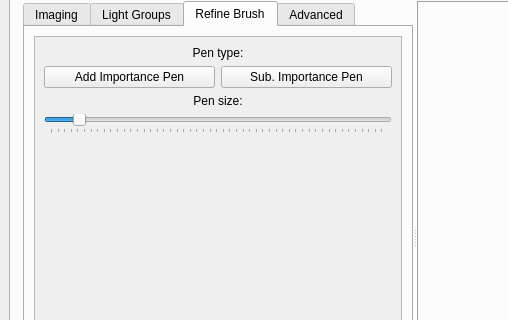
Old version of the form qtgui/luxrender.ui in the repository sungsoo/luxrender-lux; both pictures show x 0 to 508 and y 94 to 414 of the 840 by 611 pixel window.
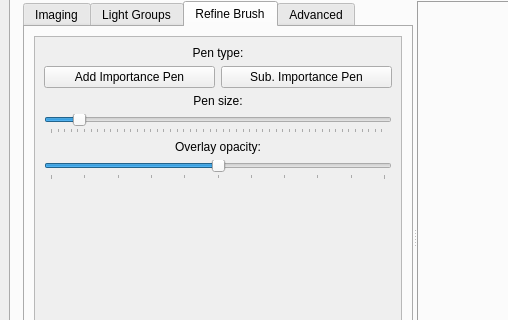
New version of the form. The open tabs and pages were chosen to show the change. Icons and pictures are not drawn.

Commit message:
Added an overlay opacity control to GUI refine brush tab
branch : pmc_test

The edit to the form file:
```diff
--- a/qtgui/luxrender.ui
+++ b/qtgui/luxrender.ui
@@ -654,7 +654,7 @@
                  </rect>
                 </property>
                 <layout class="QGridLayout" name="gridLayout_2">
-                 <item row="4" column="0" colspan="4">
+                 <item row="7" column="0" colspan="4">
                   <spacer name="verticalSpacer">
                    <property name="orientation">
                     <enum>Qt::Vertical</enum>
@@ -697,7 +697,7 @@
                    </property>
                   </widget>
                  </item>
-                 <item row="5" column="0" colspan="2">
+                 <item row="8" column="0" colspan="2">
                   <widget class="QPushButton" name="button_usResetButton">
                    <property name="toolTip">
                     <string>&lt;html&gt;&lt;head/&gt;&lt;body&gt;&lt;p&gt;Reset the sampling map&lt;/p&gt;&lt;/body&gt;&lt;/html&gt;</string>
@@ -707,7 +707,7 @@
                    </property>
                   </widget>
                  </item>
-                 <item row="6" column="0" colspan="4">
+                 <item row="9" column="0" colspan="4">
                   <widget class="QPushButton" name="button_usApplyButton">
                    <property name="toolTip">
                     <string>&lt;html&gt;&lt;head/&gt;&lt;body&gt;&lt;p&gt;Apply changes&lt;/p&gt;&lt;/body&gt;&lt;/html&gt;</string>
@@ -717,7 +717,7 @@
                    </property>
                   </widget>
                  </item>
-                 <item row="5" column="2" colspan="2">
+                 <item row="8" column="2" colspan="2">
                   <widget class="QPushButton" name="button_usUndoButton">
                    <property name="toolTip">
                     <string>&lt;html&gt;&lt;head/&gt;&lt;body&gt;&lt;p&gt;Back to the last applied map&lt;/p&gt;&lt;/body&gt;&lt;/html&gt;</string>
@@ -727,7 +727,7 @@
                    </property>
                   </widget>
                  </item>
-                 <item row="2" column="0" colspan="4">
+                 <item row="3" column="0" colspan="4">
                   <widget class="QLabel" name="label_3">
                    <property name="text">
                     <string>Pen size:</string>
@@ -737,7 +737,7 @@
                    </property>
                   </widget>
                  </item>
-                 <item row="3" column="0" colspan="4">
+                 <item row="4" column="0" colspan="4">
                   <widget class="QSlider" name="slider_usPenSize">
                    <property name="minimum">
                     <number>8</number>
@@ -765,6 +765,35 @@
                    </property>
                   </widget>
                  </item>
+                 <item row="5" column="0" colspan="4">
+                  <widget class="QLabel" name="label_4">
+                   <property name="text">
+                    <string>Overlay opacity:</string>
+                   </property>
+                   <property name="alignment">
+                    <set>Qt::AlignCenter</set>
+                   </property>
+                  </widget>
+                 </item>
+                 <item row="6" column="0" colspan="4">
+                  <widget class="QSlider" name="slider_usOpacity">
+                   <property name="maximum">
+                    <number>100</number>
+                   </property>
+                   <property name="value">
+                    <number>50</number>
+                   </property>
+                   <property name="orientation">
+                    <enum>Qt::Horizontal</enum>
+                   </property>
+                   <property name="tickPosition">
+                    <enum>QSlider::TicksBelow</enum>
+                   </property>
+                   <property name="tickInterval">
+                    <number>10</number>
+                   </property>
+                  </widget>
+                 </item>
                 </layout>
                </widget>
               </widget>
```
The commit also changes 4 other files.
